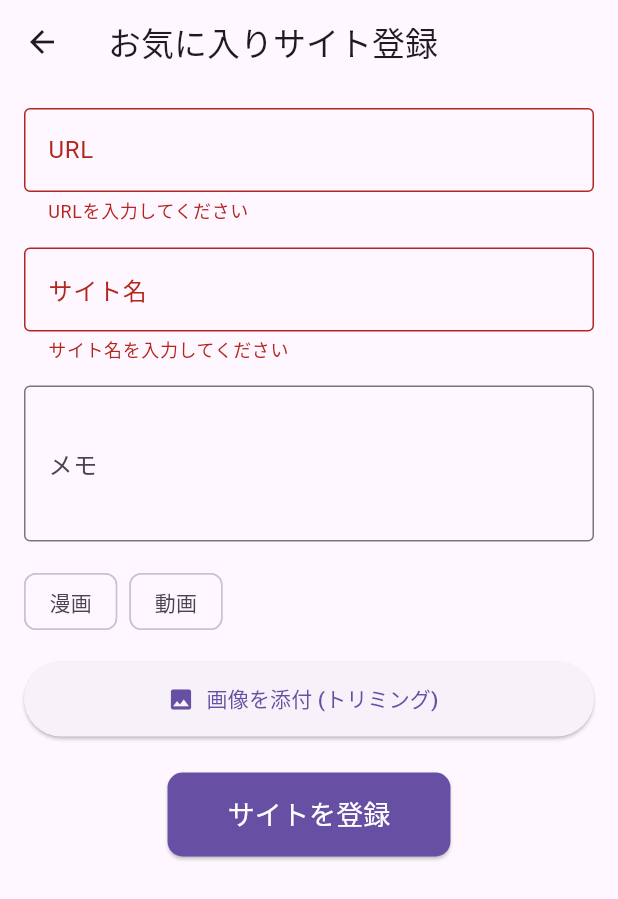
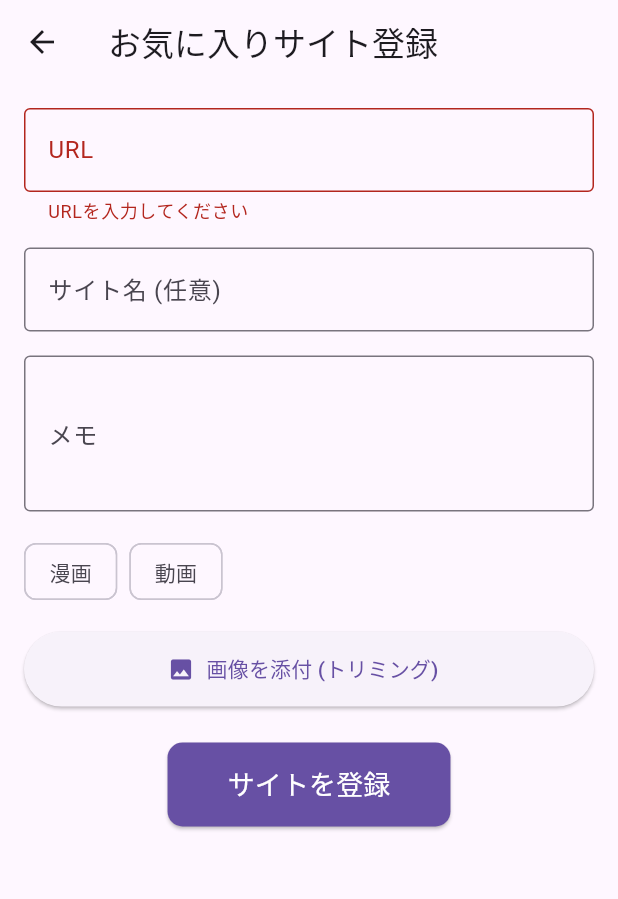
Before and after one commit to onpuuki/fujitake_app_new, a Flutter app: the FavoriteWebsiteRegistrationScreen screen opened directly, after a tap on "サイトを登録", on a phone screen of 412 x 824 dp. Shown: the top 899 px of the screen. Run offline on Flutter 3.47's test engine with Material 3 defaults, Android fonts, the light colour scheme and no system bars; our stand-ins replace cloud_firestore, firebase_auth, firebase_core, firebase_storage, flutter_datetime_picker_plus, image_cropper and 1 more; accounts and stored records are empty; network calls fail.

Commit message:
お気に入りサイト完成

```diff
--- a/lib/screens/favorite_website_registration_screen.dart
+++ b/lib/screens/favorite_website_registration_screen.dart
@@ -60,7 +60,7 @@ class _FavoriteWebsiteRegistrationScreenState extends State<FavoriteWebsiteRegis
     });
 
     // 初期起動時のテキスト共有
-    ReceiveSharingIntent.getInitialText().then((String? value) { // get InitialText() -> getInitialText()
+    ReceiveSharingIntent.getInitialText().then((String? value) {
       if (value != null) {
         setState(() {
           _urlController.text = value;
@@ -91,13 +91,6 @@ class _FavoriteWebsiteRegistrationScreenState extends State<FavoriteWebsiteRegis
     if (pickedFile != null) {
       final croppedFile = await ImageCropper().cropImage(
         sourcePath: pickedFile.path,
-        // aspectRatioPresets: [ // この引数は新しいバージョンでは不要
-        //   CropAspectRatioPreset.square,
-        //   CropAspectRatioPreset.ratio3x2,
-        //   CropAspectRatioPreset.original,
-        //   CropAspectRatioPreset.ratio4x3,
-        //   CropAspectRatioPreset.ratio16x9
-        // ],
         uiSettings: [
           AndroidUiSettings(
             toolbarTitle: '画像をトリミング',
@@ -105,7 +98,7 @@ class _FavoriteWebsiteRegistrationScreenState extends State<FavoriteWebsiteRegis
             toolbarWidgetColor: Colors.white,
             initAspectRatio: CropAspectRatioPreset.original,
             lockAspectRatio: false,
-            aspectRatioPresets: [ // AndroidUiSettings の中に移動
+            aspectRatioPresets: [
               CropAspectRatioPreset.square,
               CropAspectRatioPreset.ratio3x2,
               CropAspectRatioPreset.original,
@@ -115,7 +108,7 @@ class _FavoriteWebsiteRegistrationScreenState extends State<FavoriteWebsiteRegis
           ),
           IOSUiSettings(
             title: '画像をトリミング',
-            aspectRatioPresets: [ // IOSUiSettings の中に移動
+            aspectRatioPresets: [
               CropAspectRatioPreset.square,
               CropAspectRatioPreset.ratio3x2,
               CropAspectRatioPreset.original,
@@ -176,10 +169,13 @@ class _FavoriteWebsiteRegistrationScreenState extends State<FavoriteWebsiteRegis
         imageUrl = null;
       }
 
+      // サイト名が空の場合、「無題」を設定
+      final String siteTitle = _titleController.text.isEmpty ? '無題' : _titleController.text;
+
       final website = FavoriteWebsite(
         id: widget.websiteToEdit?.id, // 編集の場合はIDを渡す
         url: _urlController.text,
-        title: _titleController.text,
+        title: siteTitle, // 修正されたサイト名を適用
         memo: _memoController.text,
         imageUrl: imageUrl,
         timestamp: widget.websiteToEdit?.timestamp ?? Timestamp.now(), // 編集の場合は既存のタイムスタンプを使用
@@ -251,15 +247,16 @@ class _FavoriteWebsiteRegistrationScreenState extends State<FavoriteWebsiteRegis
                     TextFormField(
                       controller: _titleController,
                       decoration: const InputDecoration(
-                        labelText: 'サイト名',
+                        labelText: 'サイト名 (任意)', // ラベルを「任意」に変更
                         border: OutlineInputBorder(),
                       ),
-                      validator: (value) {
-                        if (value == null || value.isEmpty) {
-                          return 'サイト名を入力してください';
-                        }
-                        return null;
-                      },
+                      // サイト名は必須ではなくなったため、validatorを削除または修正
+                      // validator: (value) {
+                      //   if (value == null || value.isEmpty) {
+                      //     return 'サイト名を入力してください';
+                      //   }
+                      //   return null;
+                      // },
                     ),
                     const SizedBox(height: 16),
                     TextFormField(
```
Also changed, not shown: 1 other file.
